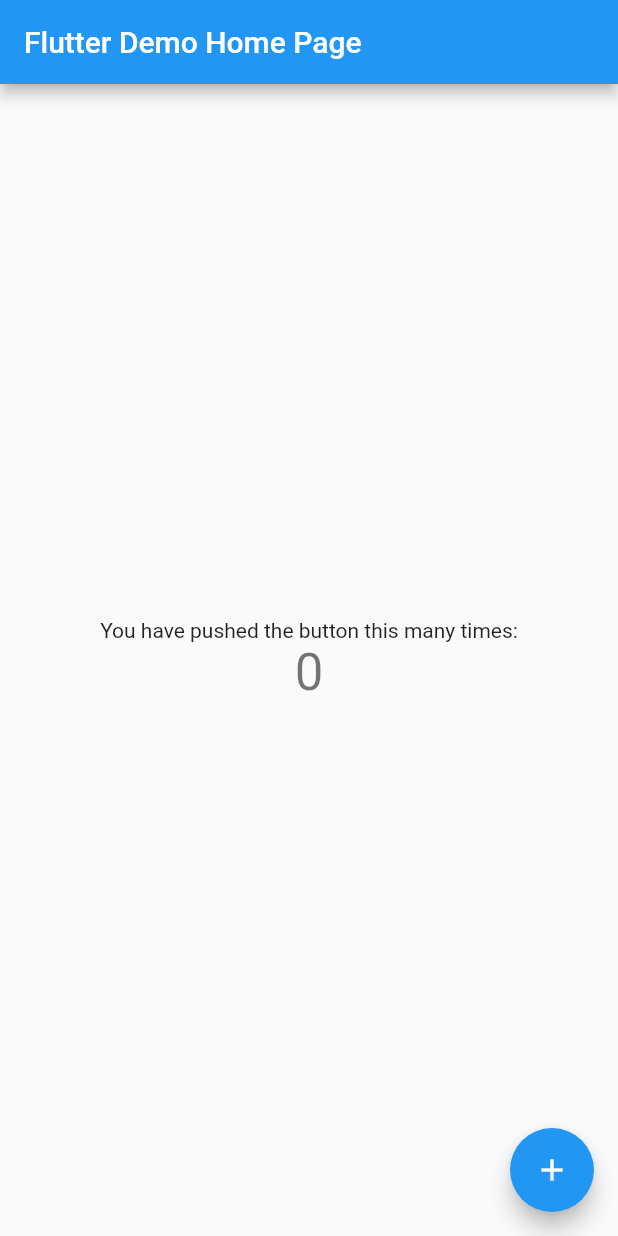
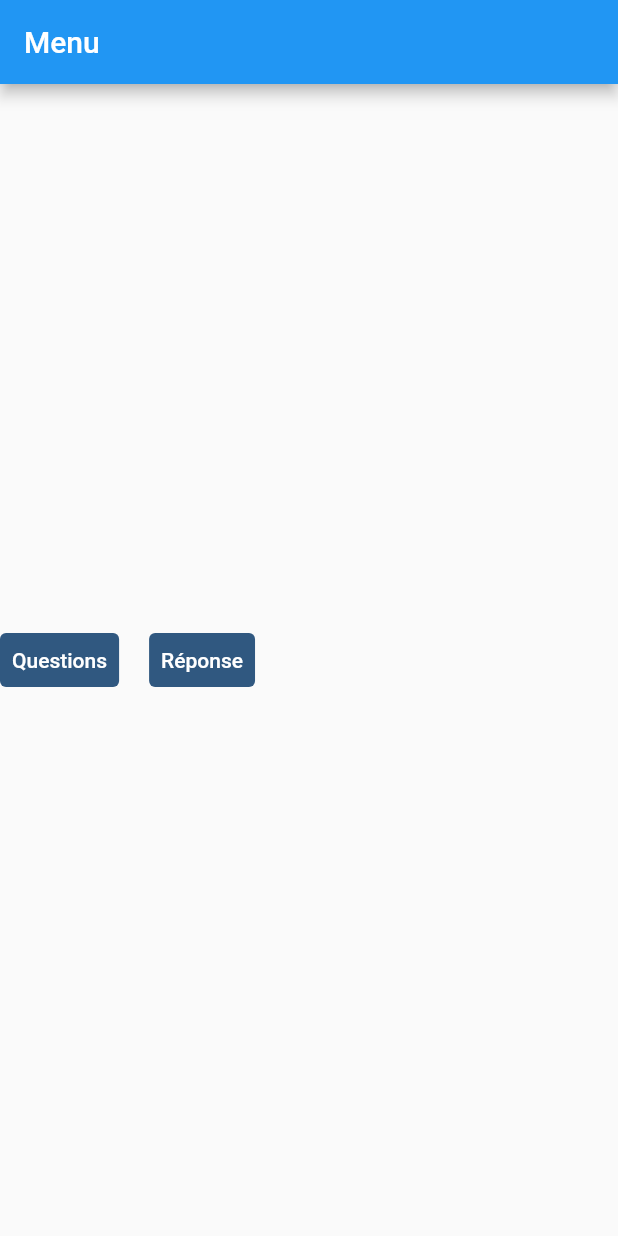
Before and after one commit to Alkabann/find_who_you_are_app, a Flutter app: the screen it shows after launch, on a phone screen of 412 x 824 dp. Run offline on Flutter 3.47's test engine with Material 2 defaults, Android fonts, the phone set to English and light mode, and no system bars.

Commit message:
advanced on app.

```diff
--- a/lib/Page/menu_page.dart
+++ b/lib/Page/menu_page.dart
@@ -0,0 +1,58 @@
+import 'package:find_who_you_are_app/Page/answer_page.dart';
+import 'package:find_who_you_are_app/Page/question_page.dart';
+import 'package:flutter/material.dart';
+
+class MenuPage extends StatefulWidget {
+  const MenuPage({
+    Key? key,
+  }) : super(key: key);
+
+  @override
+  State<MenuPage> createState() => _MenuPageState();
+}
+
+class _MenuPageState extends State<MenuPage> {
+  @override
+  Widget build(BuildContext context) {
+    return Scaffold(
+        appBar: AppBar(
+          title: Text("Menu"),
+        ),
+        body: Center(
+            child: Row(
+          children: [
+            TextButton(
+                onPressed: goToQuestionPage,
+                child: const Text("Questions"),
+                style: TextButton.styleFrom(
+                  primary: Colors.white,
+                  backgroundColor: const Color(0xFF305880),
+                  onSurface: Colors.grey,
+                )),
+            const SizedBox(width: 20),
+            TextButton(
+                onPressed: goToAnswerPage,
+                child: const Text("Réponse"),
+                style: TextButton.styleFrom(
+                  primary: Colors.white,
+                  backgroundColor: const Color(0xFF305880),
+                  onSurface: Colors.grey,
+                )),
+          ],
+        )));
+  }
+
+  goToQuestionPage() async {
+    Navigator.push(
+      context,
+      MaterialPageRoute(builder: (context) => QuestionPage()),
+    );
+  }
+
+  goToAnswerPage() async {
+    Navigator.push(
+      context,
+      MaterialPageRoute(builder: (context) => AnswerPage()),
+    );
+  }
+}
--- a/lib/main.dart
+++ b/lib/main.dart
@@ -1,3 +1,4 @@
+import 'package:find_who_you_are_app/Page/menu_page.dart';
 import 'package:flutter/material.dart';
 
 void main() {
@@ -14,53 +15,7 @@ class MyApp extends StatelessWidget {
       theme: ThemeData(
         primarySwatch: Colors.blue,
       ),
-      home: const MyHomePage(title: 'Flutter Demo Home Page'),
+      home: const MenuPage(),
     );
   }
 }
-
-class MyHomePage extends StatefulWidget {
-  const MyHomePage({Key? key, required this.title}) : super(key: key);
-  final String title;
-
-  @override
-  State<MyHomePage> createState() => _MyHomePageState();
-}
-
-class _MyHomePageState extends State<MyHomePage> {
-  int _counter = 0;
-
-  void _incrementCounter() {
-    setState(() {
-      _counter++;
-    });
-  }
-
-  @override
-  Widget build(BuildContext context) {
-    return Scaffold(
-      appBar: AppBar(
-        title: Text(widget.title),
-      ),
-      body: Center(
-        child: Column(
-          mainAxisAlignment: MainAxisAlignment.center,
-          children: <Widget>[
-            const Text(
-              'You have pushed the button this many times:',
-            ),
-            Text(
-              '$_counter',
-              style: Theme.of(context).textTheme.headline4,
-            ),
-          ],
-        ),
-      ),
-      floatingActionButton: FloatingActionButton(
-        onPressed: _incrementCounter,
-        tooltip: 'Increment',
-        child: const Icon(Icons.add),
-      ), // This trailing comma makes auto-formatting nicer for build methods.
-    );
-  }
-}
```
Also changed, not shown: lib/Data/Question/question_bool.dart (added, +70 -0 lines), lib/Page/answer_page.dart (+33 -0 lines), lib/Page/question_page.dart (+83 -0 lines), lib/Widget/c_searchbar.dart (added).
